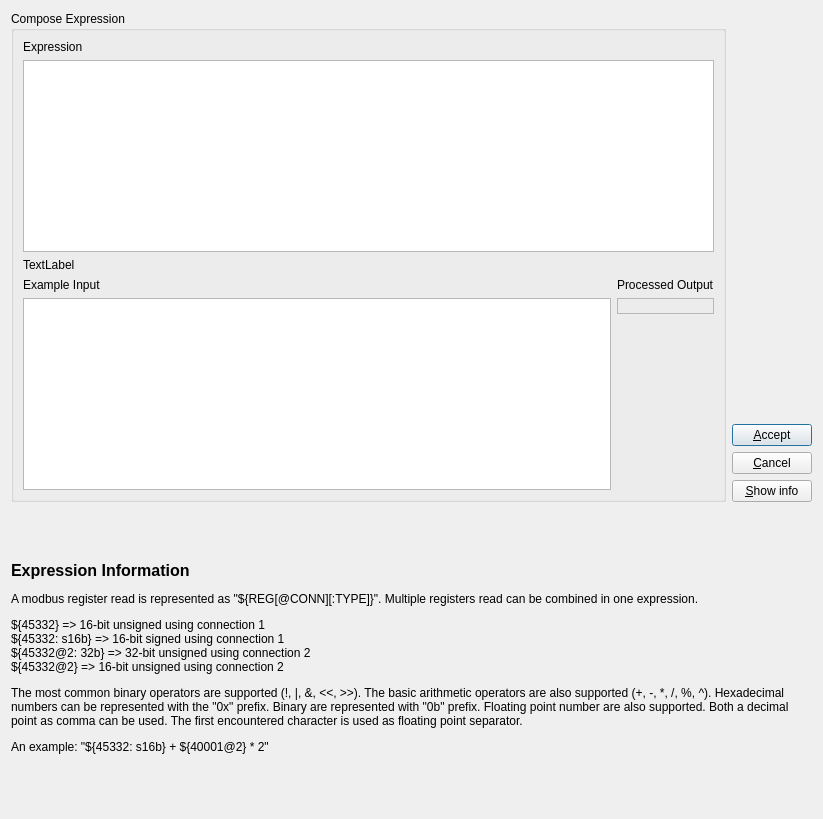
Above: src/dialogs/expressionsdialog.ui from ModbusScope/ModbusScope before the change. Below: the same form after it.
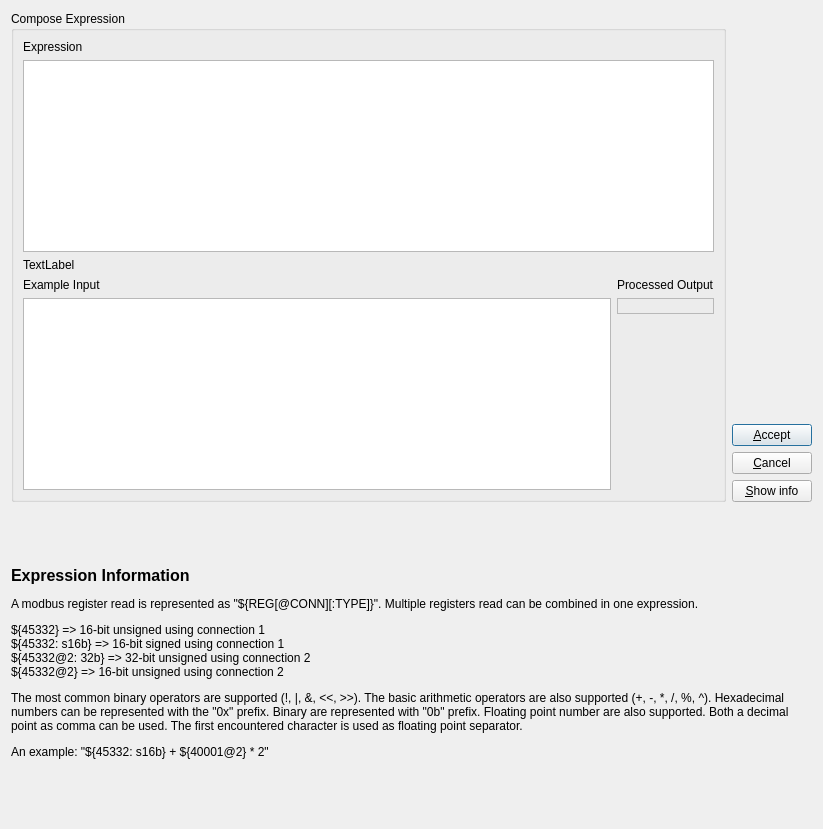
That is the form after the change.

Commit message: Adjust scaling a bit

```diff
--- a/src/dialogs/expressionsdialog.ui
+++ b/src/dialogs/expressionsdialog.ui
@@ -10,7 +10,7 @@
     <x>0</x>
     <y>0</y>
     <width>823</width>
-    <height>819</height>
+    <height>829</height>
    </rect>
   </property>
   <property name="windowTitle">
```
Left out of the diff: 31 changed lines with no effect on the pictures.
